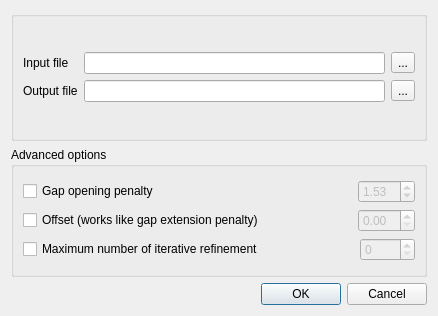
Qt form src/plugins/external_tool_support/src/mafft/MAFFTSupportRunDialog.ui (violethaze74/ugene) before a commit.
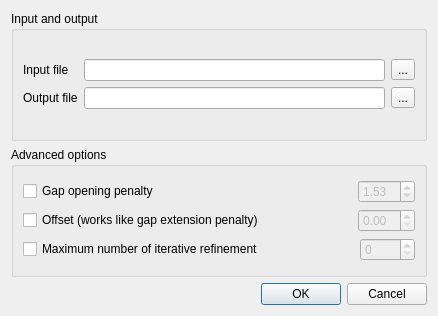
The same form after that commit.

Commit message: Groupbox header in Align dialogs. UGENE-4848

What changed in the file:
```diff
--- a/src/plugins/external_tool_support/src/mafft/MAFFTSupportRunDialog.ui
+++ b/src/plugins/external_tool_support/src/mafft/MAFFTSupportRunDialog.ui
@@ -25,7 +25,7 @@
      <item>
       <widget class="QGroupBox" name="inputGroupBox">
        <property name="title">
-        <string/>
+        <string>Input and output</string>
        </property>
        <layout class="QGridLayout" name="gridLayout_2">
         <item row="0" column="0">
```
The commit also changes 5 other files.
